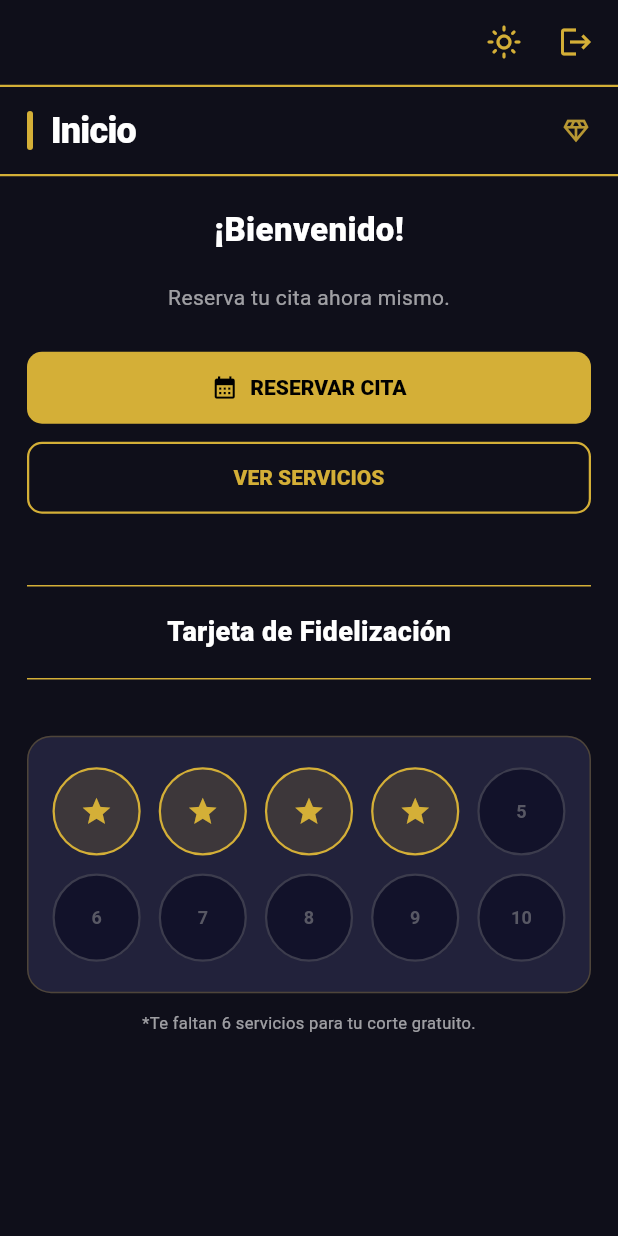
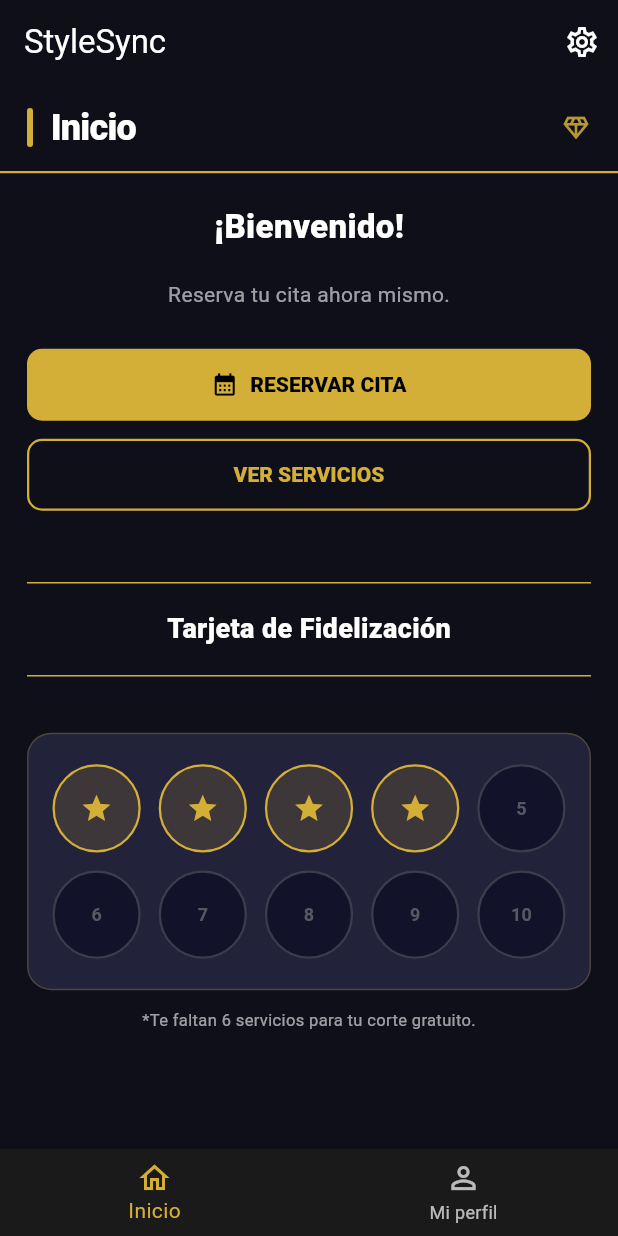
Before and after one commit to jmhc1990/reservation-management-app, a Flutter app: the screen it shows once a user with an empty profile is signed in, on a phone screen of 412 x 824 dp. Run offline on Flutter 3.47's test engine with Material 3 defaults, Android fonts, the phone set to English and light mode, and no system bars; our stand-ins replace cloud_firestore, firebase_auth, firebase_core, google_fonts, image_picker, table_calendar; accounts and stored records are empty.

Commit message:
1. Creado navigation_screen para gestionar los BottomNavigationBar de los diferentes roles. 2. Añadida BottomNavigationBar al menu que ve el cliente. 3. Creada ventana de ajustes y añadido botton en el AppBar para acceder. 4. Movidas las funciones de cambio de tema y logout a la ventana de ajustes.

```diff
--- a/lib/navigation/auth_wrapper.dart
+++ b/lib/navigation/auth_wrapper.dart
@@ -4,16 +4,14 @@ import 'package:provider/provider.dart';
 import '../controllers/auth_controller.dart';
 import '../models/user.dart';
 import '../screens/auth/login_screen.dart';
-import '../screens/home/home_screen.dart';
-import '../screens/admin/admin_screen.dart';
 import '../services/firestore_service.dart';
 import '../core/theme/app_colors.dart';
+import '../screens/shared/navigation_screen.dart';
 
 /// widget raíz que escucha el estado de autenticación de Firebase
 /// y redirige al usuario a la pantalla correcta de forma automática.
 ///
-/// Usuario autenticado  -> [AdminPanelScreen] si rol admin
-/// Usuario autenticado  -> [HomeScreen] si rol client/staff
+/// Usuario autenticado  -> [NavigationScreen] (con rol leído de Firestore)
 /// Usuario sin sesión   -> [LoginScreen]
 /// Cargando             -> Pantalla de splash
 class AuthWrapper extends StatelessWidget {
@@ -42,8 +40,10 @@ class AuthWrapper extends StatelessWidget {
                 return const _SplashScreen();
               }
               final role = roleSnapshot.data ?? RolUsuario.client;
-              if (role == RolUsuario.admin) return const AdminScreen();
-              return const HomeScreen();
+              return NavigationScreen(
+                role: role,
+                uid: snapshot.data!.uid,
+              );
             },
           );
         }
--- a/lib/screens/home/home_screen.dart
+++ b/lib/screens/home/home_screen.dart
@@ -17,8 +17,7 @@ class HomeScreen extends StatelessWidget {
   @override
   Widget build(BuildContext context) {
     final authController = Provider.of<AuthController>(context);
-    final themeController = Provider.of<ThemeController>(context);
-    final isDark = themeController.isDark;
+    final isDark = context.watch<ThemeController>().isDark;
 
     // Colores dinámicos según tema
     final bg          = isDark ? AppColors.darkBackground : AppColors.lightBackground;
@@ -31,18 +30,12 @@ class HomeScreen extends StatelessWidget {
     bool haReservadoAntes = false;
     String nombreBarbero = "David";
     int puntosFidelidad = 4;
-    String userRole = 'cliente';
 
-    return Scaffold(
-      backgroundColor: bg,
-      body: SafeArea(
+    return ColoredBox(
+      color: bg,
+      child: SafeArea(
         child: Column(
           children: [
-            _Header(
-              onLogout: () => authController.logout(),
-              onToggleTheme: () => themeController.toggle(),
-              isDark: isDark,
-            ),
             _SectionTitle(title: 'Inicio', textColor: textColor),
             Expanded(
               child: SingleChildScrollView(
@@ -97,7 +90,7 @@ class HomeScreen extends StatelessWidget {
                     ],
 
                     // sección de próximas citas (vacía si el cliente no tiene)
-                    MyAppointmentsSection(textColor: textColor),
+                    const MyAppointmentsSection(),
 
                     const SizedBox(height: 10),
 
@@ -234,71 +227,6 @@ class _WelcomeGreeting extends StatelessWidget {
             : '¡Bienvenido!';
         return Center(child: Text(text, style: style));
       },
-    );
-  }
-}
-
-class _Header extends StatelessWidget {
-  final VoidCallback onLogout;
-  final VoidCallback onToggleTheme;
-  final bool isDark;
-
-  const _Header({
-    required this.onLogout,
-    required this.onToggleTheme,
-    required this.isDark,
-  });
-
-  @override
-  Widget build(BuildContext context) {
-    return Container(
-      height: 58,
-      padding: const EdgeInsets.symmetric(horizontal: 4),
-      decoration: const BoxDecoration(
-        border: Border(bottom: BorderSide(color: HomeScreen.gold, width: 1.5)),
-      ),
-      child: Row(
-        children: [
-          const Spacer(),
-          // Botón de cambio de tema
-          IconButton(
-            onPressed: onToggleTheme,
-            tooltip: isDark ? 'Modo claro' : 'Modo oscuro',
-            icon: Icon(
-              isDark ? Icons.light_mode_outlined : Icons.dark_mode_outlined,
-              color: HomeScreen.gold,
-            ),
-          ),
-          // Botón de cerrar sesión con diálogo de confirmación
-          IconButton(
-            onPressed: () async {
-              final confirmed = await showDialog<bool>(
-                context: context,
-                builder: (ctx) => AlertDialog(
-                  title: const Text('Cerrar sesión'),
-                  content: const Text('¿Seguro que quieres cerrar sesión?'),
-                  actions: [
-                    TextButton(
-                      onPressed: () => Navigator.pop(ctx, false),
-                      child: const Text('Cancelar'),
-                    ),
-                    TextButton(
-                      onPressed: () => Navigator.pop(ctx, true),
-                      child: const Text(
-                        'Cerrar sesión',
-                        style: TextStyle(color: Colors.redAccent),
-                      ),
-                    ),
-                  ],
-                ),
-              );
-              if (confirmed == true) onLogout();
-            },
-            tooltip: 'Cerrar sesión',
-            icon: const Icon(Icons.logout, color: HomeScreen.gold),
-          ),
-        ],
-      ),
     );
   }
 }
--- /dev/null
+++ b/lib/screens/shared/navigation_screen.dart
@@ -0,0 +1,106 @@
+import 'package:flutter/material.dart';
+import '../../core/theme/app_colors.dart';
+import '../../models/user.dart';
+import '../../services/user_service.dart';
+import '../admin/appointments_screen.dart';
+import '../admin/staff_list_screen.dart';
+import '../admin/staff_selector_screen.dart';
+import '../admin/users_list_screen.dart';
+import '../home/home_screen.dart';
+import '../services/services_list_screen.dart';
+import '../shared/settings_screen.dart';
+import '../shared/user_profile_screen.dart';
+
+class NavigationScreen extends StatefulWidget {
+  final RolUsuario role;
+  final String uid;
+
+  const NavigationScreen({
+    super.key,
+    required this.role,
+    required this.uid,
+  });
+
+  @override
+  State<NavigationScreen> createState() => _NavigationScreenState();
+}
+
+class _NavigationScreenState extends State<NavigationScreen> {
+  int _selectedIndex = 0;
+
+  List<Widget> get _screens {
+    if (widget.role == RolUsuario.admin) {
+      return [
+        const AppointmentsScreen(),
+        const ServicesListScreen(isAdmin: true),
+        const UsersListScreen(),
+        const StaffListScreen(),
+        const StaffSelectorScreen(),
+      ];
+    } else {
+      return [
+        const HomeScreen(),
+        StreamBuilder<ModeloUsuario?>(
+          stream: UserService().streamUserById(widget.uid),
+          builder: (context, snapshot) {
+            if (!snapshot.hasData) {
+              return const Center(child: CircularProgressIndicator());
+            }
+            return UserProfileScreen(
+              user: snapshot.data!,
+              isAdmin: false,
+            );
+          },
+        ),
+      ];
+    }
+  }
+
+  List<BottomNavigationBarItem> get _items {
+    if (widget.role == RolUsuario.admin) {
+      return const [
+        BottomNavigationBarItem(icon: Icon(Icons.calendar_month), label: 'Citas'),
+        BottomNavigationBarItem(icon: Icon(Icons.cut), label: 'Servicios'),
+        BottomNavigationBarItem(icon: Icon(Icons.people), label: 'Usuarios'),
+        BottomNavigationBarItem(icon: Icon(Icons.manage_accounts), label: 'Trabajadores'),
+        BottomNavigationBarItem(icon: Icon(Icons.beach_access), label: 'Vacaciones'),
+      ];
+    } else {
+      return const [
+        BottomNavigationBarItem(icon: Icon(Icons.home_outlined), label: 'Inicio'),
+        BottomNavigationBarItem(icon: Icon(Icons.person_outline), label: 'Mi perfil'),
+      ];
+    }
+  }
+
+  @override
+  Widget build(BuildContext context) {
+    return Scaffold(
+      appBar: AppBar(
+        title: Text(widget.role == RolUsuario.admin
+            ? 'Panel de administración'
+            : 'StyleSync'),
+        actions: [
+          IconButton(
+            onPressed: () => Navigator.push(
+              context,
+              MaterialPageRoute(builder: (_) => const SettingsScreen()),
+            ),
+            icon: const Icon(Icons.settings_outlined),
+            tooltip: 'Ajustes',
+          ),
+        ],
+      ),
+      body: _screens[_selectedIndex],
+      bottomNavigationBar: BottomNavigationBar(
+        currentIndex: _selectedIndex,
+        onTap: (index) => setState(() => _selectedIndex = index),
+        type: BottomNavigationBarType.fixed,
+        selectedItemColor: AppColors.gold,
+        unselectedItemColor: AppColors.textSubtitle,
+        backgroundColor: AppColors.black,
+        items: _items,
+      ),
+    );
+  }
+}
```
Also changed, not shown: lib/screens/admin/admin_screen.dart (+6 -37 lines), lib/screens/booking/my_appointments_screen.dart (+3 -4 lines), lib/screens/shared/settings_screen.dart (added, +76 -0 lines).
